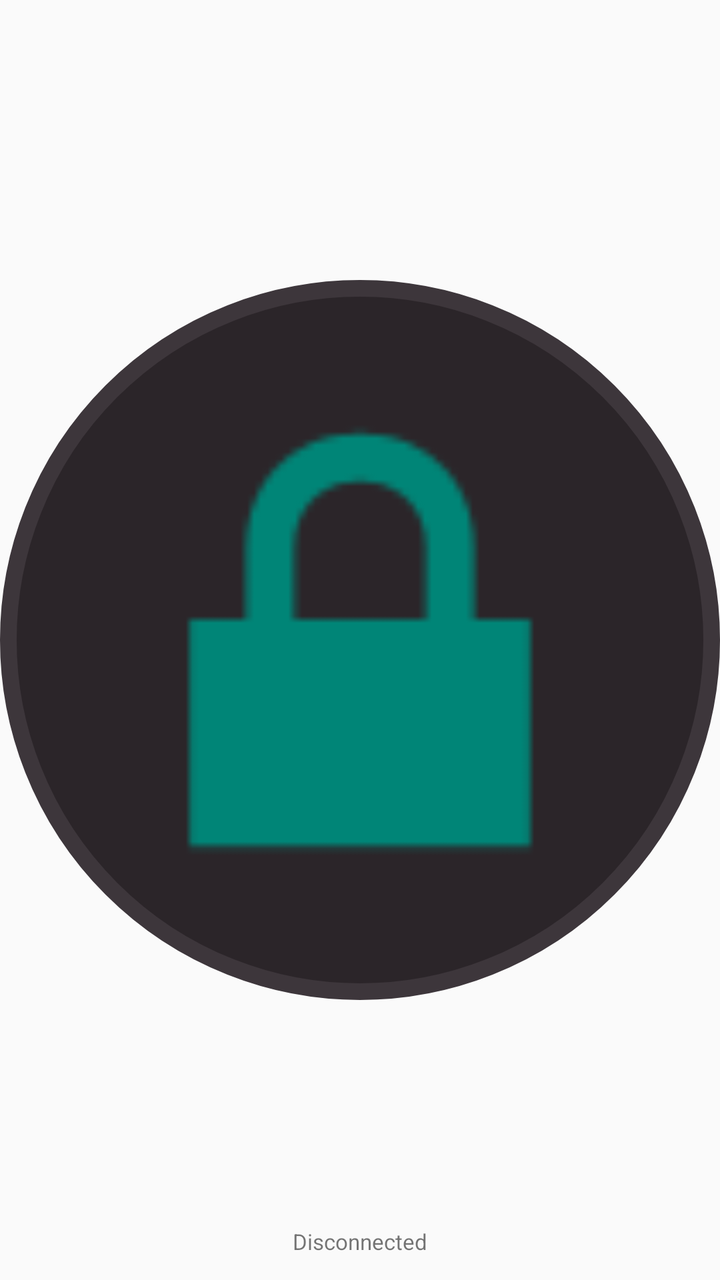
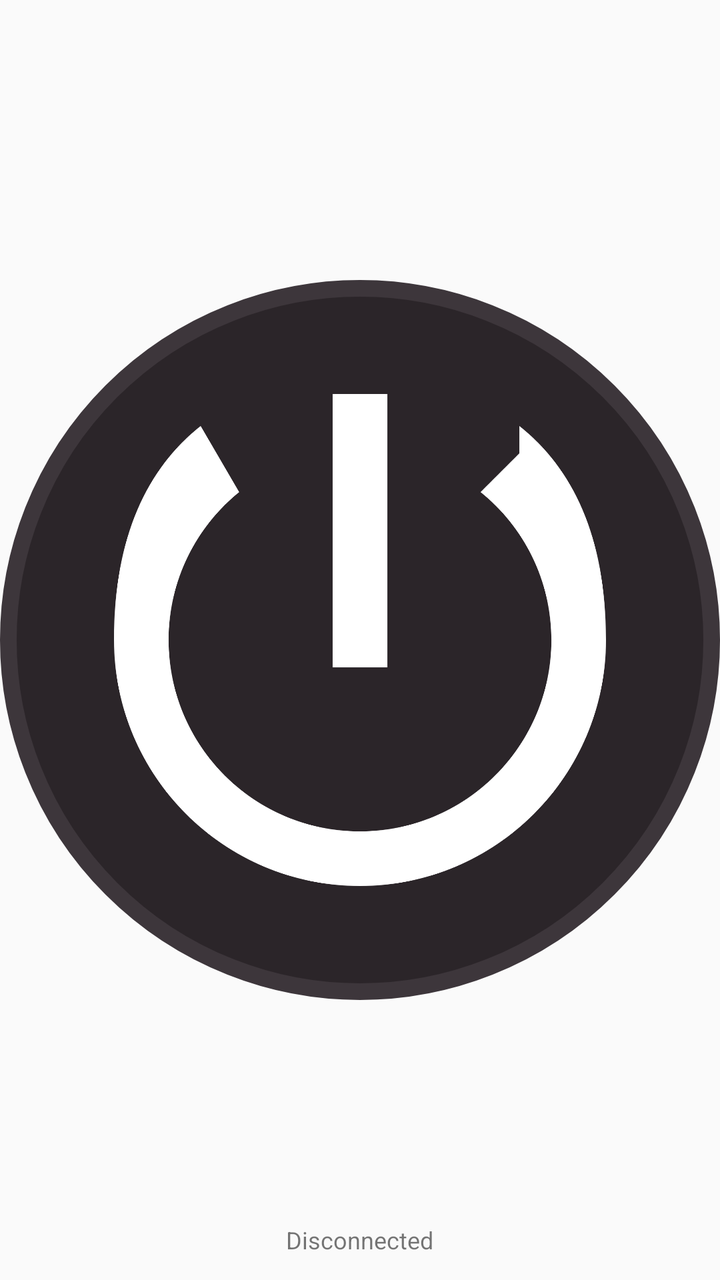

Two renders of the same Android screen: before a commit and after it. Below are the layout's source before the change and the commit's diff.
<!-- AndroidManifest.xml: application theme Theme.FoxyVpn -->
<!-- res/layout/widget_quick_connect.xml -->
<?xml version="1.0" encoding="utf-8"?>
<FrameLayout xmlns:android="http://schemas.android.com/apk/res/android"
    android:id="@+id/widget_root"
    android:layout_width="match_parent"
    android:layout_height="match_parent"
    android:background="@android:color/transparent">

    <ImageView
        android:id="@+id/widget_background"
        android:layout_width="match_parent"
        android:layout_height="match_parent"
        android:layout_gravity="center"
        android:scaleType="fitCenter"
        android:src="@drawable/widget_bg_disconnected_dark" />

    <ImageView
        android:id="@+id/widget_button"
        android:layout_width="match_parent"
        android:layout_height="match_parent"
        android:layout_gravity="center"
        android:scaleType="fitCenter"
        android:padding="16dp"
        android:src="@android:drawable/ic_lock_lock"
        android:contentDescription="@string/quick_connect" />

    <TextView
        android:id="@+id/widget_status"
        android:layout_width="wrap_content"
        android:layout_height="wrap_content"
        android:layout_gravity="bottom|center_horizontal"
        android:layout_marginBottom="12dp"
        android:textSize="11sp"
        android:text="Disconnected" />

</FrameLayout>
<!-- resources referenced by this layout -->
<resources>
  <!-- drawable widget_bg_disconnected_dark (drawable) -->
  <?xml version="1.0" encoding="utf-8"?>
  <shape xmlns:android="http://schemas.android.com/apk/res/android"
      android:shape="oval">
      <size android:width="72dp" android:height="72dp" />
      <solid android:color="#2B2529" />
      <stroke android:width="1.5dp" android:color="#3D363B" />
  </shape>
  <string name="quick_connect">Quick Connect</string>
  <style name="Theme.FoxyVpn" parent="android:Theme.Material.Light.NoActionBar" />
</resources>

<!-- the commit's change to res/layout/widget_quick_connect.xml (unified diff, before → after) -->
@@ -20,7 +20,7 @@
         android:layout_gravity="center"
         android:scaleType="fitCenter"
         android:padding="16dp"
-        android:src="@android:drawable/ic_lock_lock"
+        android:src="@drawable/ic_widget_power"
         android:contentDescription="@string/quick_connect" />
 
     <TextView
@@ -29,7 +29,9 @@
         android:layout_height="wrap_content"
         android:layout_gravity="bottom|center_horizontal"
         android:layout_marginBottom="12dp"
-        android:textSize="11sp"
+        android:textSize="12sp"
+        android:maxLines="1"
+        android:ellipsize="end"
         android:text="Disconnected" />
 
 </FrameLayout>
<!-- resource entries referenced after the edit -->
@@ -1,5 +1,15 @@
 <!-- resources referenced by this layout -->
 <resources>
+  <!-- drawable ic_widget_power (drawable) -->
+  <vector xmlns:android="http://schemas.android.com/apk/res/android"
+      android:width="24dp"
+      android:height="24dp"
+      android:viewportWidth="24"
+      android:viewportHeight="24">
+      <path
+          android:fillColor="#FFFFFF"
+          android:pathData="M13 3h-2v10h2V3zm4.83 2.17l-1.42 1.42C17.99 7.86 19 9.81 19 12c0 3.87-3.13 7-7 7s-7-3.13-7-7c0-2.19 1.01-4.14 2.58-5.41L6.17 4.17C4.23 5.71 3 8.19 3 12c0 4.97 4.03 9 9 9s9-4.03 9-9c0-3.81-1.23-6.29-3.17-7.83z" />
+  </vector>
   <!-- drawable widget_bg_disconnected_dark (drawable) -->
   <?xml version="1.0" encoding="utf-8"?>
   <shape xmlns:android="http://schemas.android.com/apk/res/android"
